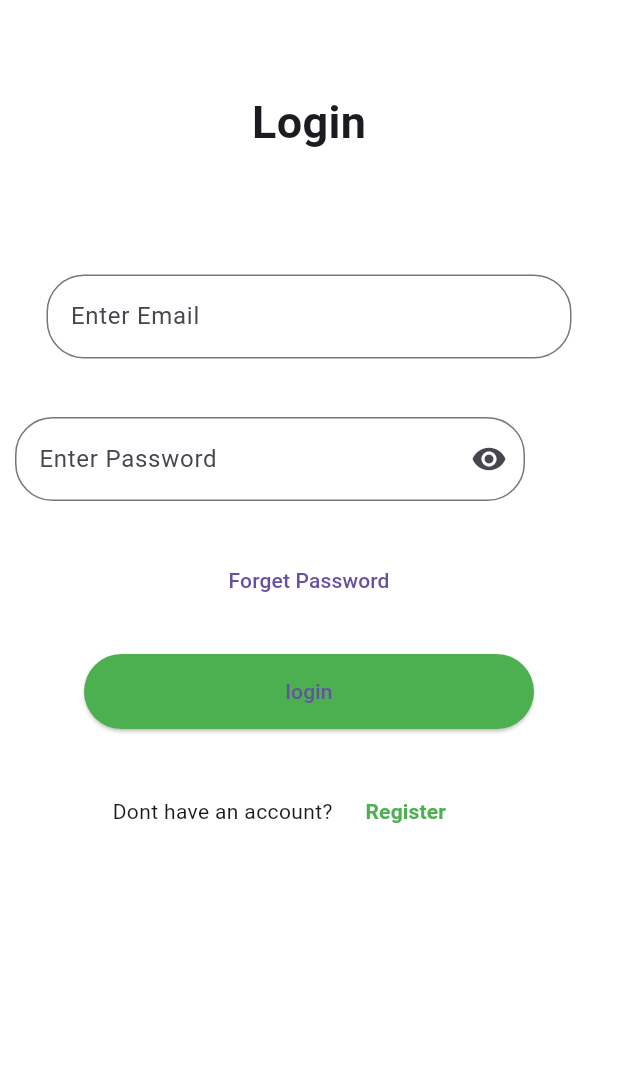
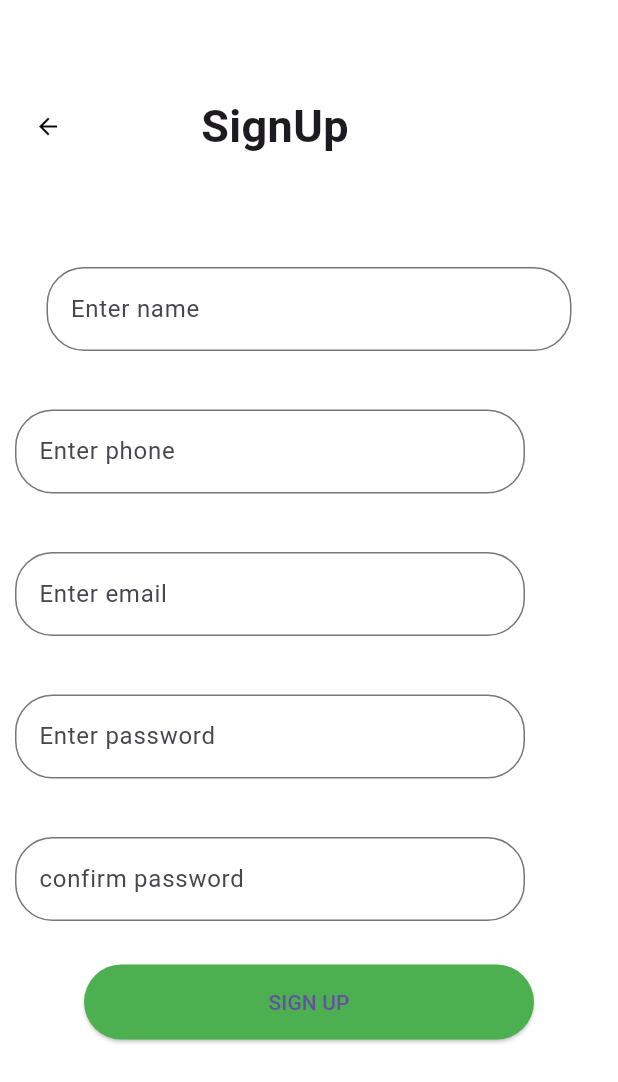
Before and after one commit to irshad800/zain_opticals, a Flutter app: the screen it shows after launch, after a tap on "Register", on a phone screen of 412 x 824 dp. Shown: the top 1082 px of the screen. Run offline on Flutter 3.47's test engine with Material 3 defaults, Android fonts, the phone set to English and light mode, and no system bars.

Commit message:
add registration dart page and navigated each other

```diff
--- a/lib/Modules/Auth/Registration.dart
+++ b/lib/Modules/Auth/Registration.dart
@@ -0,0 +1,146 @@
+import 'package:flutter/material.dart';
+import 'package:zain_opticals/Modules/Auth/screen1.dart';
+import 'package:zain_opticals/Widgets/customtxtfeild.dart';
+
+class registration extends StatelessWidget {
+  registration({super.key});
+
+  TextEditingController txtfieldctrlname = TextEditingController();
+  TextEditingController txtfieldctrlphn = TextEditingController();
+  TextEditingController txtfieldctrlemail = TextEditingController();
+  TextEditingController txtfieldctrlpass = TextEditingController();
+  TextEditingController txtfieldctrlncfpass = TextEditingController();
+
+
+  @override
+  Widget build(BuildContext context) {
+    return Scaffold(
+      backgroundColor: Colors.white,
+      body: SingleChildScrollView(
+        // Wrap the Column with SingleChildScrollView
+        child: Column(
+          // Aligns children to the start (left) of the column
+          children: [
+            const SizedBox(height: 1 * 60.0),
+            Row(
+              children: [
+                TextButton(onPressed: () {
+                  Navigator.push(context, MaterialPageRoute(builder: (context) => Screen1(),));
+                }, child: Icon(Icons.arrow_back,color: Colors.black,)),
+                const SizedBox(width: 70,),
+                const Text(
+                  "SignUp",
+                  textAlign: TextAlign.left,
+                  style: TextStyle(fontSize: 30, fontWeight: FontWeight.bold),
+                ),
+              ],
+            ),
+            const SizedBox(
+              height: 60,
+            ),
+            Container(
+              margin: const EdgeInsets.all(10),
+              height: 60,
+              width: 350,
+              color: Colors.white,
+              child: customtxtfeild(
+                controller: txtfieldctrlname,
+                hinttext: 'Enter name',
+              ), // Use correct widget and constructor
+            ), // Remove extra closing parenthesis
+            const SizedBox(height: 15),
+            Container(
+              height: 60,
+              width: 400,
+              margin: const EdgeInsets.all(10),
+              color: Colors.white,
+              child: Row(
+                children: [
+                  Container(
+                      height: 60,
+                      width: 340,
+                      color: Colors.white,
+                      child: customtxtfeild(
+                        hinttext: "Enter phone",
+                        controller: txtfieldctrlphn,
+                      )),
+                ],
+              ),
+            ),
+            const SizedBox(height: 15),
+            Container(
+              height: 60,
+              width: 400,
+              margin: const EdgeInsets.all(10),
+              color: Colors.white,
+              child: Row(
+                children: [
+                  Container(
+                      height: 60,
+                      width: 340,
+                      color: Colors.white,
+                      child: customtxtfeild(
+                        hinttext: "Enter email",
+                        controller: txtfieldctrlemail,
+                      )),
+                ],
+              ),
+            ),
+            const SizedBox(height: 15),
+            Container(
+              height: 60,
+              width: 400,
+              margin: const EdgeInsets.all(10),
+              color: Colors.white,
+              child: Row(
+                children: [
+                  Container(
+                      height: 60,
+                      width: 340,
+                      color: Colors.white,
+                      child: customtxtfeild(
+                        hinttext: "Enter password",
+                        controller: txtfieldctrlpass,
+                      )),
+                ],
+              ),
+            ),
+            const SizedBox(height: 15),
+            Container(
+              height: 60,
+              width: 400,
+              margin: const EdgeInsets.all(10),
+              color: Colors.white,
+              child: Row(
+                children: [
+                  Container(
+                      height: 60,
+                      width: 340,
+                      color: Colors.white,
+                      child: customtxtfeild(
+                        hinttext: "confirm password",
+                        controller: txtfieldctrlncfpass,
+                      )),
+                ],
+              ),
+            ),
+            SizedBox(height: 15,),
+
+            Container(
+              height: 50,
+              width: 300,
+              child: ElevatedButton(
+                style: ElevatedButton.styleFrom(backgroundColor: Colors.green),
+                onPressed: () {
+
+                },
+                child: const Text("SIGN UP"),
+              ),
+            ),
+
+          ],
+        ),
+      ),
+    );
+  }
+}
--- a/lib/Modules/Auth/screen1.dart
+++ b/lib/Modules/Auth/screen1.dart
@@ -1,89 +1,92 @@
 import 'package:flutter/material.dart';
+import 'package:zain_opticals/Modules/Auth/Registration.dart';
+import 'package:zain_opticals/Widgets/customtxtfeild.dart'; // Import correct file
 
 class Screen1 extends StatelessWidget {
-  const Screen1({Key? key});
+  Screen1({Key? key});
+  TextEditingController txtfieldctrlemail = TextEditingController();
+  TextEditingController txtfieldctrlpass = TextEditingController();
 
   @override
   Widget build(BuildContext context) {
     return Scaffold(
       backgroundColor: Colors.white,
-      body: SingleChildScrollView( // Wrap the Column with SingleChildScrollView
+      body: SingleChildScrollView(
+        // Wrap the Column with SingleChildScrollView
         child: Column(
           // Aligns children to the start (left) of the column
           children: [
-            SizedBox(height: 1 * 60.0),
-            Text(
+            const SizedBox(height: 1 * 60.0),
+            const Text(
               "Login",
               textAlign: TextAlign.left,
               style: TextStyle(fontSize: 30, fontWeight: FontWeight.bold),
             ),
-            SizedBox(
+            const SizedBox(
               height: 70,
             ),
             Container(
-              margin: EdgeInsets.all(10),
+              margin: const EdgeInsets.all(10),
               height: 60,
               width: 350,
               color: Colors.white,
-              child: TextField(
-                decoration: InputDecoration(
-                  border : OutlineInputBorder(borderRadius: BorderRadius.circular(25)),
-                  hintText: "Enter Email",
-                ),
-              ),
-            ),
-            SizedBox(height: 15),
+              child: customtxtfeild(
+                controller: txtfieldctrlemail,
+                hinttext: 'enter email',
+              ), // Use correct widget and constructor
+            ), // Remove extra closing parenthesis
+            const SizedBox(height: 15),
             Container(
               height: 60,
               width: 400,
-              margin: EdgeInsets.all(10),
+              margin: const EdgeInsets.all(10),
               color: Colors.white,
               child: Row(
                 children: [
                   Container(
-                    height: 60,
-                    width: 340,
-                    color: Colors.white,
-                    child: TextField(
-                      decoration: InputDecoration(
-                        border: OutlineInputBorder(borderRadius: BorderRadius.circular(25)),
-                        hintText: "Enter Password",
-                        suffixIcon: Icon(Icons.visibility),
-                      ),
-                    ),
-                  ),
+                      height: 60,
+                      width: 340,
+                      color: Colors.white,
+                      child: customtxtfeild(
+                        hinttext: "enter password",
+                        controller: txtfieldctrlpass,
+                        suffixicon: const Icon(Icons.visibility),
+                      )),
                 ],
               ),
             ),
-            SizedBox(height: 15),
+            const SizedBox(height: 15),
             TextButton(
               onPressed: () {},
-              child: Text("Forget Password"),
+              child: const Text("Forget Password"),
             ),
-            SizedBox(height: 25),
+            const SizedBox(height: 25),
             Container(
               height: 50,
               width: 300,
               child: ElevatedButton(
                 style: ElevatedButton.styleFrom(backgroundColor: Colors.green),
                 onPressed: () {},
-                child: Text("login"),
+                child: const Text("login"),
               ),
             ),
-            SizedBox(height: 30),
+            const SizedBox(height: 30),
             Container(
               height: 50,
               width: 400,
-              margin: EdgeInsets.only(left: 75),
+              margin: const EdgeInsets.only(left: 75),
               child: Row(
                 children: [
-                  Text("Dont have an account?"),
-                  SizedBox(width: 10),
+                  const Text("Dont have an account?"),
+                  const SizedBox(width: 10),
                   TextButton(
-                    onPressed: () {},
-                    child: Text(
+                    onPressed: () {
+                      Navigator.push(context, MaterialPageRoute(builder: (context) => registration(),));
+                    },
+                    child: const Text(
                       "Register",
-                      style: TextStyle(color: Colors.green, fontWeight: FontWeight.bold),
+                      style: TextStyle(
+                          color: Colors.green, fontWeight: FontWeight.bold),
                     ),
                   ),
                 ],
--- /dev/null
+++ b/lib/Widgets/customtxtfeild.dart
@@ -0,0 +1,30 @@
+import 'package:flutter/material.dart';
+
+class customtxtfeild extends StatelessWidget {
+ customtxtfeild({
+    super.key,
+    required this.hinttext,
+    required this.controller,
+   this.suffixicon
+  });
+  final TextEditingController controller;
+  final String hinttext;
+  final Widget? suffixicon;
+
+
+
+  @override
+  Widget build(BuildContext context) {
+    return TextField(
+      decoration: InputDecoration(
+        border: OutlineInputBorder(
+            borderRadius: BorderRadius.circular(25)
+
+        ),
+        suffixIcon: suffixicon,
+
+        hintText:  hinttext,
+      ),
+    );
+  }
+}
```
Also changed, not shown: lib/Widgets/textbox.dart (deleted).
